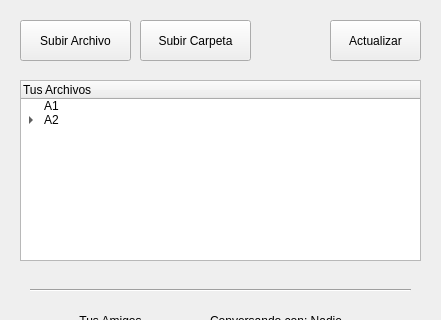
Old version of the form Tareas/T06/gui.ui in the repository javierlopeza/IIC2233-2015-2; both pictures show x 0 to 441 and y 0 to 320 of the 441 by 644 pixel window.
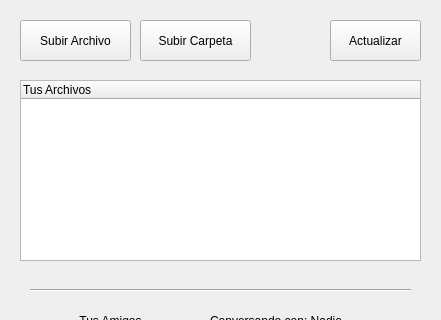
New version of the form.

Commit message: ventana login

The edit to the form file:
```diff
--- a/Tareas/T06/gui.ui
+++ b/Tareas/T06/gui.ui
@@ -56,26 +56,6 @@
      <string>Tus Archivos</string>
     </property>
    </column>
-   <item>
-    <property name="text">
-     <string>A1</string>
-    </property>
-   </item>
-   <item>
-    <property name="text">
-     <string>A2</string>
-    </property>
-    <item>
-     <property name="text">
-      <string>Hola</string>
-     </property>
-     <item>
-      <property name="text">
-       <string>Hola</string>
-      </property>
-     </item>
-    </item>
-   </item>
   </widget>
   <widget class="QPushButton" name="ActualizarButton">
    <property name="geometry">
```
Left out of the diff: 23 changed lines with no effect on the pictures. The commit also changes 5 other files.
